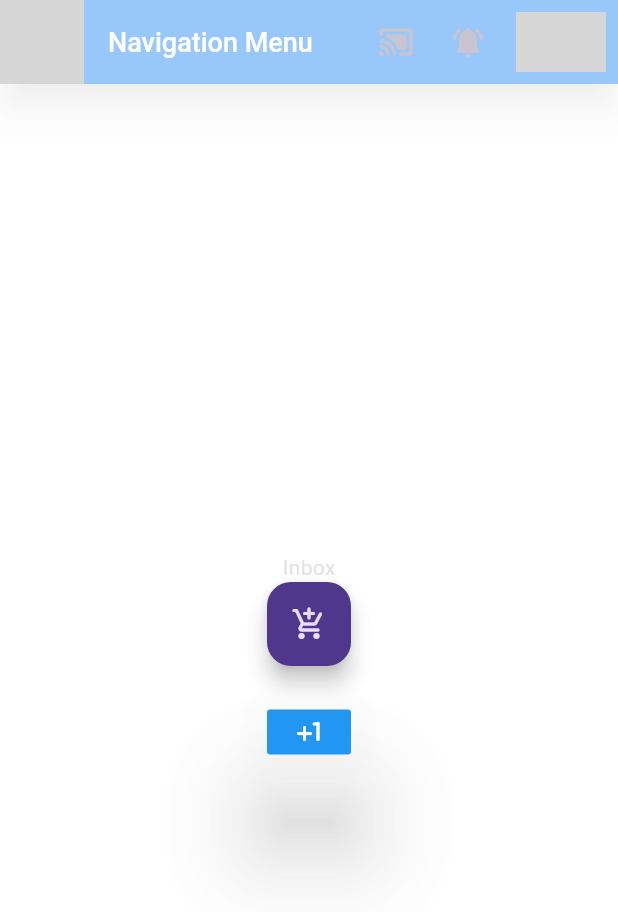
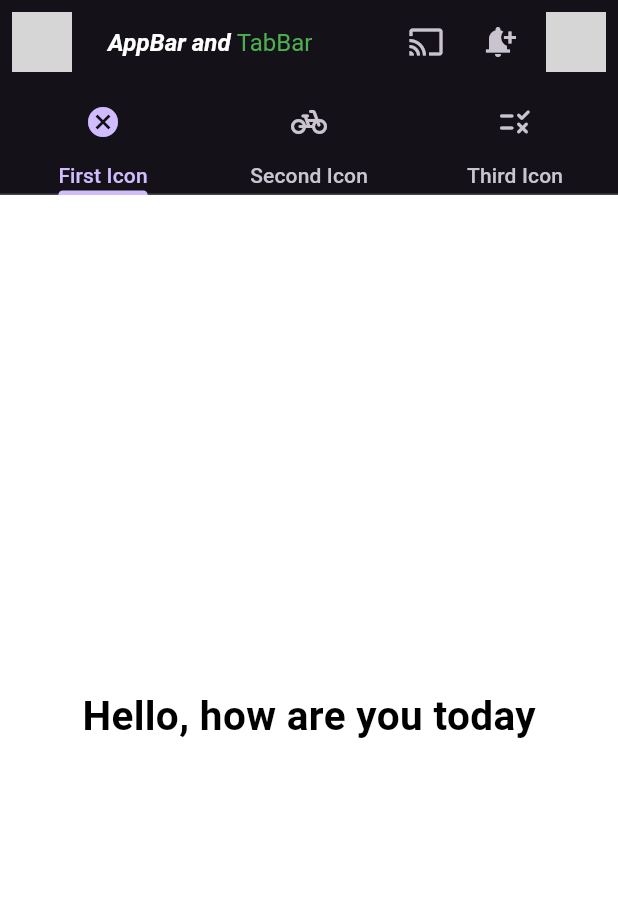
Before and after one commit to Adevictorolu/project_1, a Flutter app: the screen it shows after launch, on a phone screen of 412 x 824 dp. Shown: the top 912 px of the screen. Run offline on Flutter 3.47's test engine with Material 3 defaults, Android fonts, the phone set to English and light mode, and no system bars; our stand-ins replace gap; project files that could hold a hidden picture were left out; grey boxes are pictures that could not be loaded.

Commit message:
New Changes Added

```diff
--- /dev/null
+++ b/lib/appbar.dart
@@ -0,0 +1,107 @@
+import 'package:flutter/material.dart';
+import 'package:gap/gap.dart';
+
+class AppBarScreen extends StatefulWidget {
+  const AppBarScreen({super.key});
+
+  @override
+  State<AppBarScreen> createState() => _AppBarScreenState();
+}
+
+class _AppBarScreenState extends State<AppBarScreen> {
+
+  String text = 'Hello, how are you today';
+
+  @override
+  Widget build(BuildContext context) {
+  GlobalKey<ScaffoldState> drawerkey = GlobalKey();
+    return DefaultTabController(
+      length: 3,
+      animationDuration: const Duration(seconds: 1),
+      initialIndex: 0,
+      child: Scaffold(
+        key: drawerkey,
+        appBar: AppBar(
+          leading: const Padding(
+            padding: EdgeInsets.all(8.0),
+            child: CircleAvatar(backgroundImage: AssetImage('assets/images/avoteklogo.png'),radius: 50,)
+          ),
+          title: const Text.rich(
+            TextSpan(
+              children: [
+                TextSpan(text: 'AppBar and ',
+                style: TextStyle(color: Colors.white, fontSize: 16, fontWeight: FontWeight.w600,
+                fontStyle: FontStyle.italic),
+                ),
+                TextSpan(text: 'TabBar',
+                style: TextStyle(color: Colors.green,
+                fontSize: 16, fontWeight: FontWeight.w400, fontStyle: FontStyle.normal),
+                ),
+              ]
+            ),
+          ),
+          actions: [
+            IconButton(
+              splashRadius: 10,
+              splashColor: Colors.amber,
+              onPressed: (){}, icon: const Icon(Icons.cast),
+              ),
+            IconButton(
+              splashRadius: 10,
+              splashColor: Colors.amber,
+              onPressed: (){}, icon: const Icon(Icons.notification_add),
+              ),
+            IconButton(
+              splashRadius: 10,
+              splashColor: Colors.amber,
+              onPressed: (){
+                drawerkey.currentState?.openDrawer();
+              }, icon: const CircleAvatar(radius: 20, backgroundImage: AssetImage('assets/images/man.png'),),
+              ),
+          ],
+          bottom: TabBar(
+            tabs: [
+              Tab(
+                text: 'First Icon',
+                icon: IconButton(onPressed: (){
+                text = 'My Icon Type is Cancel';
+              }, icon: const Icon(Icons.cancel_sharp)),),
+              Tab(
+                text: 'Second Icon',
+                icon: IconButton(onPressed: (){
+                text = 'My Icon Type is a Pedal Bike';
+              }, icon: const Icon(Icons.pedal_bike_rounded)),),
+              Tab(
+                text: 'Third Icon',
+                icon: IconButton(onPressed: (){
+                text = 'My Icon Type is a Rule';
+              }, icon: const Icon(Icons.rule_rounded)),),
+            ]
+            ),
+        ),
+        body: TabBarView(
+          children: [
+            Center(
+              child: Text(text, style: const TextStyle(
+                color: Colors. black, decorationStyle: TextDecorationStyle.dotted, fontSize: 27,
+                fontWeight: FontWeight.bold,
+              ),),
+            ),
+            Center(
+              child: Text(text, style: const TextStyle(
+                color: Colors. black, decorationStyle: TextDecorationStyle.dotted, fontSize: 27,
+                fontWeight: FontWeight.bold,
+              ),),
+            ),
+            Center(
+              child: Text(text, style: const TextStyle(
+                color: Colors. black, decorationStyle: TextDecorationStyle.dotted, fontSize: 27,
+                fontWeight: FontWeight.bold,
+              ),
+            ),
+          )
+        ]),
+      ),
+    );
+  }
+}
```
Also changed, not shown: lib/main.dart (+80 -65 lines), lib/bottomNav.dart (added).
